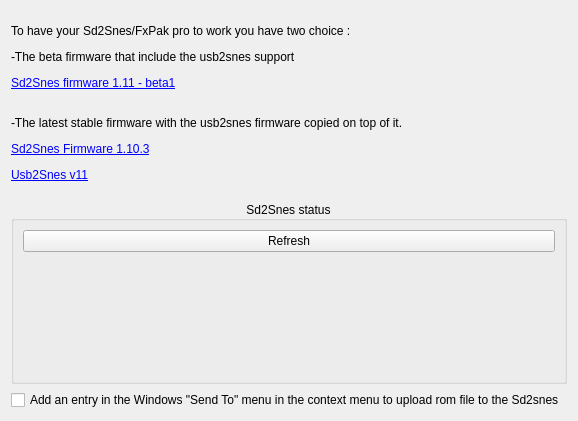
Skarsnik/QUsb2snes, file ui/wizard/sd2snespage.ui: the form before one commit.
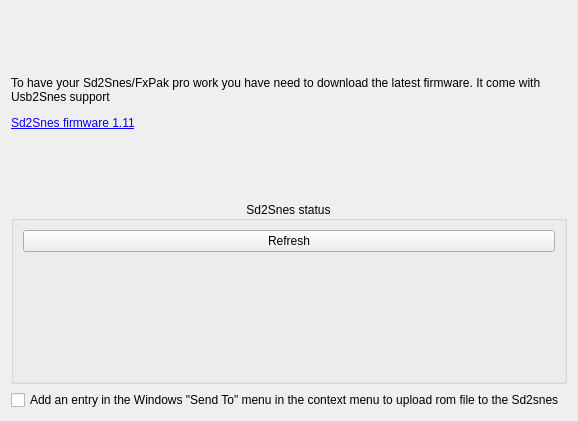
The form after the commit.

Commit message: Wizzard: Change sd2snes info to point to the latest stable firmware

Patch:
```diff
--- a/ui/wizard/sd2snespage.ui
+++ b/ui/wizard/sd2snespage.ui
@@ -17,7 +17,7 @@
    <item>
     <widget class="QLabel" name="label">
      <property name="text">
-      <string>&lt;html&gt;&lt;head/&gt;&lt;body&gt;&lt;p&gt;To have your Sd2Snes/FxPak pro to work you have two choice :&lt;/p&gt;&lt;p&gt;-The beta firmware that include the usb2snes support&lt;/p&gt;&lt;p&gt;&lt;a href=&quot;https://sd2snes.de/files/sd2snes_firmware_v1.11.0b1.zip&quot;&gt;&lt;span style=&quot; text-decoration: underline; color:#0000ff;&quot;&gt;Sd2Snes firmware 1.11 - beta1&lt;/span&gt;&lt;/a&gt;&lt;/p&gt;&lt;p&gt;&lt;br/&gt;-The latest stable firmware with the usb2snes firmware copied on top of it.&lt;/p&gt;&lt;p&gt;&lt;a href=&quot;https://sd2snes.de/files/sd2snes_firmware_v1.10.3.zip&quot;&gt;&lt;span style=&quot; text-decoration: underline; color:#0000ff;&quot;&gt;Sd2Snes Firmware 1.10.3&lt;/span&gt;&lt;/a&gt;&lt;/p&gt;&lt;p&gt;&lt;a href=&quot;https://github.com/RedGuyyyy/sd2snes/releases/download/usb2snes_v11/usb2snes_v11.zip&quot;&gt;&lt;span style=&quot; text-decoration: underline; color:#0000ff;&quot;&gt;Usb2Snes v11&lt;/span&gt;&lt;/a&gt;&lt;/p&gt;&lt;/body&gt;&lt;/html&gt;</string>
+      <string>&lt;html&gt;&lt;head/&gt;&lt;body&gt;&lt;p&gt;To have your Sd2Snes/FxPak pro work you have need to download the latest firmware. It come with Usb2Snes support&lt;/p&gt;&lt;p&gt;&lt;a href=&quot;https://sd2snes.de/files/sd2snes_firmware_v1.11.0.zip&quot;&gt;&lt;span style=&quot; text-decoration: underline; color:#0000ff;&quot;&gt;Sd2Snes firmware 1.11&lt;/span&gt;&lt;/a&gt;&lt;/p&gt;&lt;/body&gt;&lt;/html&gt;</string>
      </property>
      <property name="wordWrap">
       <bool>true</bool>
```
